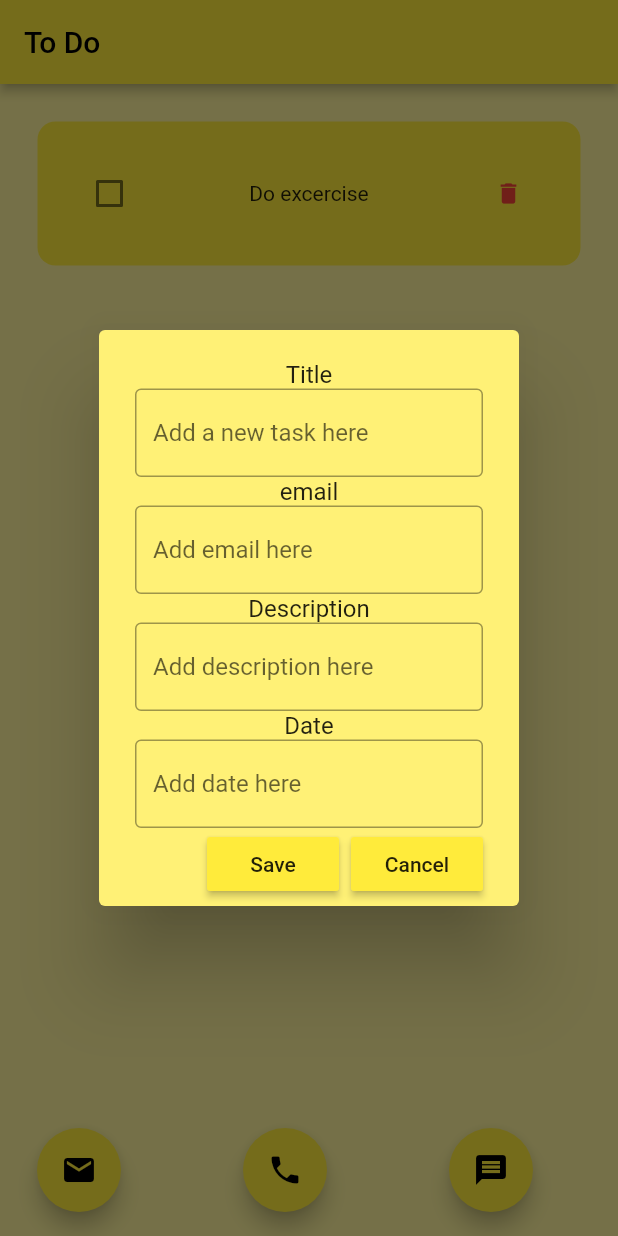
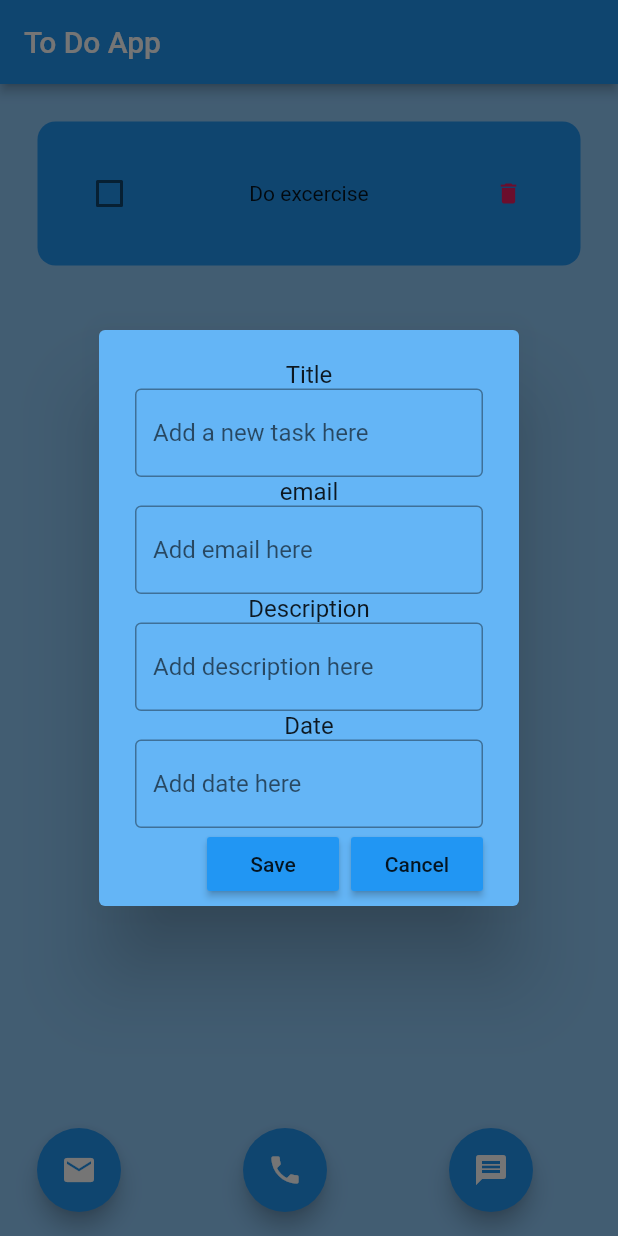
Before and after one commit to LukasZlocki/ToDoList, a Flutter app: the screen it shows after launch, after a tap on the "delete" icon, after a tap on the "email" icon, on a phone screen of 412 x 824 dp. Run offline on Flutter 3.47's test engine with Material 2 defaults, Android fonts, the phone set to English and light mode, and no system bars.

Commit message:
Change color theme

```diff
--- a/lib/main.dart
+++ b/lib/main.dart
@@ -14,7 +14,7 @@ class MyApp extends StatelessWidget {
     return MaterialApp(
       debugShowCheckedModeBanner: false,
       home: HomePage(),
-      theme: ThemeData(primarySwatch: Colors.yellow),
+      theme: ThemeData(primarySwatch: Colors.blue),
     ); // MaterialApp
     }
   }
--- a/lib/pages/home_page.dart
+++ b/lib/pages/home_page.dart
@@ -87,9 +87,9 @@ class _HomePageState extends State<HomePage> {
   @override
   Widget build(BuildContext context) {
     return Scaffold(
-      backgroundColor: Colors.yellow[200],
+      backgroundColor: Colors.blue[200],
       appBar: AppBar(
-      title: Text('To Do'),
+      title: Text('To Do App'),
         elevation: 3,
       ),
         floatingActionButton: Row(
--- a/lib/util/dialog_box.dart
+++ b/lib/util/dialog_box.dart
@@ -25,7 +25,7 @@ class DialogBox extends StatelessWidget {
   @override
   Widget build(BuildContext context) {
     return AlertDialog(
-      backgroundColor: Colors.yellow[300],
+      backgroundColor: Colors.blue[300],
       content: Container(height: 340,
         child: Column(
           mainAxisAlignment: MainAxisAlignment.spaceEvenly,
--- a/lib/util/todo_tile.dart
+++ b/lib/util/todo_tile.dart
@@ -28,7 +28,7 @@ class ToDoTile extends StatelessWidget {
       child: Container(
         padding: EdgeInsets.all(24),
         decoration: BoxDecoration(
-          color: Colors.yellow,
+          color: Colors.blue,
           borderRadius: BorderRadius.circular(12)
         ),
         child: Row(
@@ -47,7 +47,7 @@ class ToDoTile extends StatelessWidget {
           ),
           // Delete button
           IconButton(
-            color: Colors.red,
+            color: Colors.pink,
             iconSize: 18,
             icon: Icon(Icons.delete),
             onPressed: onPressed,
```
